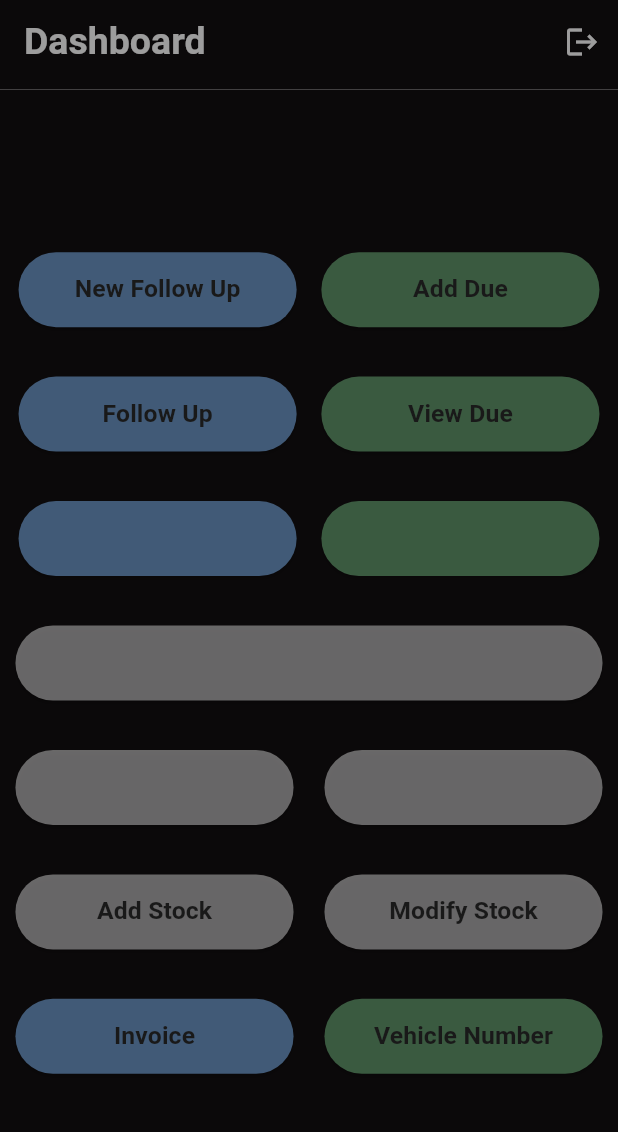
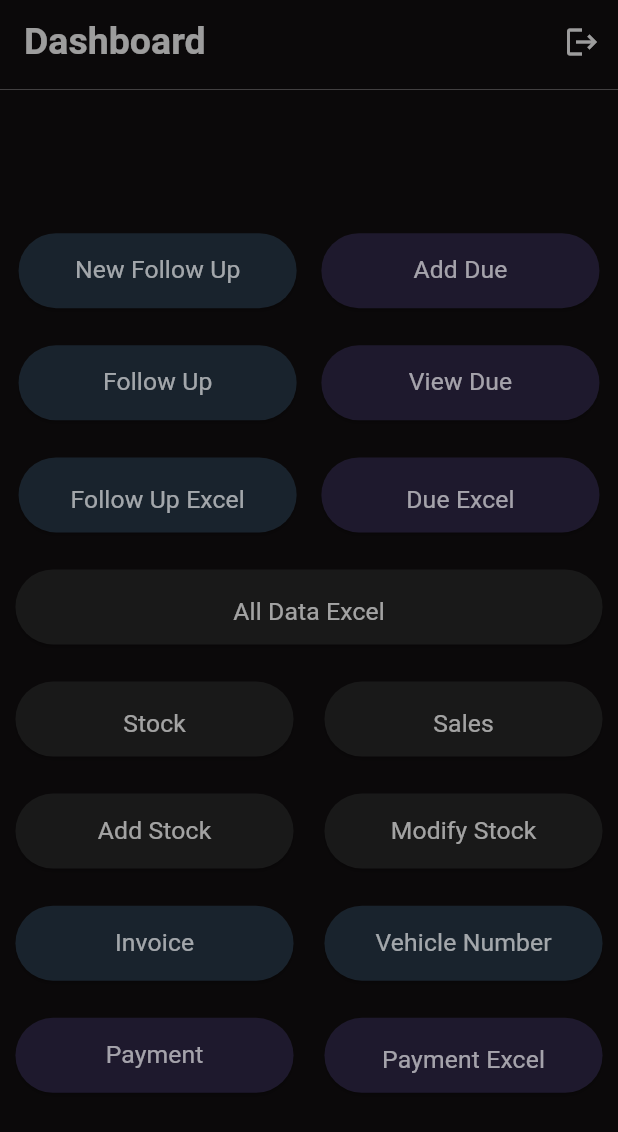
Before and after one commit to Abinash2004/Ather, a Flutter app: the screen it shows once a user with an empty profile is signed in, on a phone screen of 412 x 824 dp. Shown: the top 1132 px of the screen. Run offline on Flutter 3.47's test engine with Material 3 defaults, Android fonts, the phone set to English and light mode, and no system bars; our stand-ins replace firebase_auth, firebase_core, firebase_database, open_file, pinput; missing offline and left inert: syncfusion_flutter_xlsio; accounts and stored records are empty.

Commit message:
payment added

```diff
--- a/lib/Screens/Due/add_due.dart
+++ b/lib/Screens/Due/add_due.dart
@@ -106,7 +106,6 @@ class _AddDueScreenState extends State<AddDueScreen> {
       body: Padding(
         padding: const EdgeInsets.all(20.0),
         child: SingleChildScrollView(
-          child: Align(
           child: Column(
             crossAxisAlignment: CrossAxisAlignment.start,
             children: [
@@ -201,7 +200,6 @@ class _AddDueScreenState extends State<AddDueScreen> {
           ),
         ),
       ),
-      ),
     );
   }
 }
--- a/lib/Screens/home.dart
+++ b/lib/Screens/home.dart
@@ -9,6 +9,7 @@ class HomeScreen extends StatefulWidget {
   static List<dynamic> stockList = [];
   static List<dynamic> customerList = [];
   static List<dynamic> dueList = [];
+  static List<dynamic> paymentList = [];
 
   @override
   State<HomeScreen> createState() => _HomeScreenState();
@@ -19,9 +20,9 @@ class _HomeScreenState extends State<HomeScreen> {
   Widget build(BuildContext context) {
     var screen = MediaQuery.sizeOf(context);
 
-    var customerColor = const Color(0xFF415a77);
-    var dueColor = const Color(0xFF3a5a40);
-    var stockColor = Colors.white38;
+    var customerColor = Color.fromARGB(255, 25, 35, 45);
+    var dueColor = Color.fromARGB(255, 30, 25, 45);
+    var stockColor = Color.fromARGB(255, 25, 25, 25);
 
     return Scaffold(
 
@@ -71,11 +72,11 @@ class _HomeScreenState extends State<HomeScreen> {
                       children: [
                         homeContainer("New Follow Up",screen,screen.width * 0.45, customerColor, context),
 
-                        SizedBox(height: screen.height * 0.04),
+                        SizedBox(height: screen.height * 0.03),
 
                         homeContainer("Follow Up",screen,screen.width * 0.45, customerColor,context),
 
-                        SizedBox(height: screen.height * 0.04),
+                        SizedBox(height: screen.height * 0.03),
 
                         downloadContainer("Follow Up Excel",screen, customerColor,screen.width * 0.45,context),
                       ],
@@ -87,11 +88,11 @@ class _HomeScreenState extends State<HomeScreen> {
                       children: [
                         homeContainer("Add Due",screen,screen.width * 0.45, dueColor, context),
 
-                        SizedBox(height: screen.height * 0.04),
+                        SizedBox(height: screen.height * 0.03),
 
                         homeContainer("View Due",screen,screen.width * 0.45, dueColor,context),
 
-                        SizedBox(height: screen.height * 0.04),
+                        SizedBox(height: screen.height * 0.03),
 
                         downloadContainer("Due Excel",screen, dueColor,screen.width * 0.45,context),
                       ],
@@ -99,11 +100,11 @@ class _HomeScreenState extends State<HomeScreen> {
                   ],
                 ),
 
-                SizedBox(height: screen.height * 0.04),
+                SizedBox(height: screen.height * 0.03),
 
                 downloadContainer("All Data Excel",screen, stockColor,screen.width * 0.95,context),
 
-                SizedBox(height: screen.height * 0.04),
+                SizedBox(height: screen.height * 0.03),
 
                 Row(
                   mainAxisAlignment: MainAxisAlignment.center,
@@ -117,7 +118,7 @@ class _HomeScreenState extends State<HomeScreen> {
                   ],
                 ),
 
-                SizedBox(height: screen.height * 0.04),
+                SizedBox(height: screen.height * 0.03),
 
                 Row(
                   mainAxisAlignment: MainAxisAlignment.center,
@@ -130,7 +131,7 @@ class _HomeScreenState extends State<HomeScreen> {
                   ],
                 ),
 
-                SizedBox(height: screen.height * 0.04),
+                SizedBox(height: screen.height * 0.03),
 
                 Row(
                   mainAxisAlignment: MainAxisAlignment.center,
@@ -139,7 +140,20 @@ class _HomeScreenState extends State<HomeScreen> {
 
                     SizedBox(width: screen.width * 0.05),
 
-                    homeContainer("Vehicle Number",screen,screen.width * 0.45, dueColor,context),
+                    homeContainer("Vehicle Number",screen,screen.width * 0.45, customerColor,context),
+                  ],
+                ),
+
+                SizedBox(height: screen.height * 0.03),
+
+                Row(
+                  mainAxisAlignment: MainAxisAlignment.center,
+                  children: [
+                    homeContainer("Payment",screen,screen.width * 0.45, dueColor,context),
+
+                    SizedBox(width: screen.width * 0.05),
+
+                    downloadContainer("Payment Excel",screen, dueColor,screen.width * 0.45,context),
                   ],
                 ),
               ],
--- a/lib/elements/widgets.dart
+++ b/lib/elements/widgets.dart
@@ -4,9 +4,10 @@ import 'package:pinput/pinput.dart';
 import 'package:show_room/Screens/Customer/add_customer.dart';
 import 'package:show_room/Screens/Due/add_due.dart';
 import 'package:show_room/Screens/Due/view_due.dart';
+import 'package:show_room/Screens/Payment/payment.dart';
 import 'package:show_room/Screens/Stock/add_stock.dart';
-import 'package:show_room/Screens/Stock/after_sales.dart';
-import 'package:show_room/Screens/Stock/vehicle_number.dart';
+import 'package:show_room/Screens/Invoice/after_sales.dart';
+import 'package:show_room/Screens/Invoice/vehicle_number.dart';
 import 'package:show_room/Screens/home.dart';
 import 'package:show_room/Screens/Stock/modify_stock.dart';
 import 'package:show_room/Screens/Customer/view_customer.dart';
@@ -112,13 +113,16 @@ Widget homeContainer(var title, var screen, var size, var color, var context) {
           Navigator.push(context,MaterialPageRoute(builder: (context) => const VehicleNumberScreen()));
         } else if(title == "View Due") {
           showDialog(context: context,builder: (context) {return passwordDueBox(context);});
+        } else if(title == "Payment") {
+          await getPaymentSerialNumber();
+          Navigator.push(context,MaterialPageRoute(builder: (context) => const PaymentScreen()));
         }
       },
       child: Text(title,
       style: TextStyle(
-        color: accentColor1,
+        color: Colors.white60,
         fontSize: screen.width * 0.04,
-        fontWeight: FontWeight.w700
+        fontWeight: FontWeight.w400
       ),)
     )
   );
@@ -134,6 +138,8 @@ Widget downloadContainer(var title, var screen,var color,var size, var context)
     databaseRef = FirebaseDatabase.instance.ref('Customer');
   } else if(title == "Due Excel") {
     databaseRef = FirebaseDatabase.instance.ref('Due');
+  } else if(title == "Payment Excel") {
+    databaseRef = FirebaseDatabase.instance.ref('Payment');
   }
 
   return SizedBox(
@@ -152,10 +158,22 @@ Widget downloadContainer(var title, var screen,var color,var size, var context)
           await createCustomerExcel();
         } else if(title == "Due Excel"){
           await createDueExcel();
+        } else if(title == "Payment Excel"){
+          await createPaymentExcel();
         }
       },
       child: Column(
         children: [
+          Padding(
+            padding: EdgeInsets.only( top: screen.width * 0.04),
+            child: Text(title,
+              style: TextStyle(
+                color: Colors.white60,
+                fontSize: screen.width * 0.04,
+                fontWeight: FontWeight.w400
+              ),
+            ),
+          ),
           Expanded(
             child: StreamBuilder(
               stream: databaseRef.onValue,
@@ -168,16 +186,12 @@ Widget downloadContainer(var title, var screen,var color,var size, var context)
                     HomeScreen.customerList = map.values.toList();
                   } else if(title == "Due Excel") {
                     HomeScreen.dueList = map.values.toList();
+                  } else if(title == "Payment Excel") {
+                    HomeScreen.paymentList = map.values.toList();
                   }
                   return Padding(
                     padding: const EdgeInsets.only(top: 16.0),
-                    child: Text(title,
-                      style: TextStyle(
-                        color: accentColor1,
-                        fontSize: screen.width * 0.04,
-                        fontWeight: FontWeight.w700
-                      ),
-                    ),
+                    child: null
                   );
                 } else {
                   return SizedBox();
```
Also changed, not shown: lib/Screens/Payment/payment.dart (added, +112 -0 lines), lib/elements/functions.dart (+64 -3 lines), lib/Screens/Invoice/after_sales.dart (renamed from lib/Screens/Stock/after_sales.dart), lib/Screens/Invoice/vehicle_number.dart (renamed from lib/Screens/Stock/vehicle_number.dart), 21 other files. Lines whose indentation alone changed are shown as unchanged.
